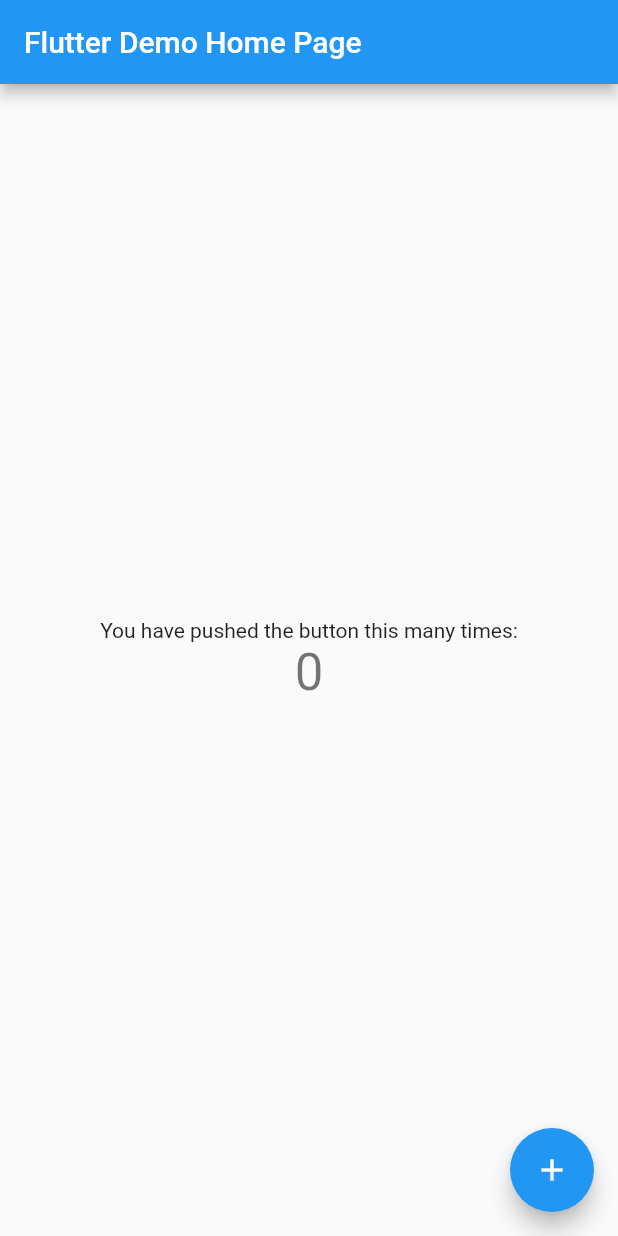
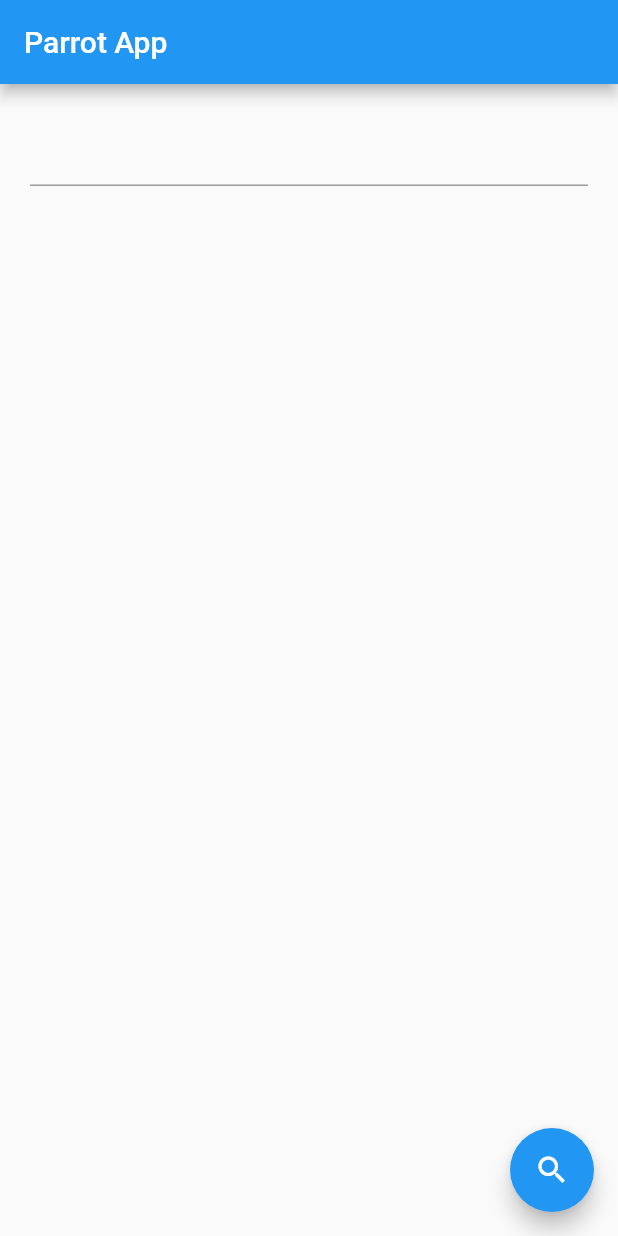
Before and after one commit to dpars34/parrot-app, a Flutter app: the screen it shows after launch, on a phone screen of 412 x 824 dp. Run offline on Flutter 3.47's test engine with Material 2 defaults, Android fonts, the phone set to English and light mode, and no system bars; our stand-ins replace cloud_firestore, firebase_core; accounts and stored records are empty.

Commit message:
added router and other screens

```diff
--- a/lib/main.dart
+++ b/lib/main.dart
@@ -2,6 +2,10 @@ import 'package:cloud_firestore/cloud_firestore.dart';
 import 'package:flutter/material.dart';
 import 'package:firebase_core/firebase_core.dart';
 import 'firebase_options.dart';
+
+import 'package:parrot_app/router/route.dart';
+import 'screens/home/home_screen.dart';
+import 'components/search_item.dart';
 
 void main() async {
   WidgetsFlutterBinding.ensureInitialized();
@@ -17,104 +21,12 @@ class MyApp extends StatelessWidget {
   @override
   Widget build(BuildContext context) {
     return MaterialApp(
-      title: 'Flutter Demo',
+      title: 'Parrot App',
       theme: ThemeData(
-        // This is the theme of your application.
-        //
-        // Try running your application with "flutter run". You'll see the
-        // application has a blue toolbar. Then, without quitting the app, try
-        // changing the primarySwatch below to Colors.green and then invoke
-        // "hot reload" (press "r" in the console where you ran "flutter run",
-        // or simply save your changes to "hot reload" in a Flutter IDE).
-        // Notice that the counter didn't reset back to zero; the application
-        // is not restarted.
         primarySwatch: Colors.blue,
       ),
-      home: const MyHomePage(title: 'Flutter Demo Home Page'),
+      initialRoute: HomeScreen.route,
+      routes: appRouter(),
     );
   }
 }
-
-class MyHomePage extends StatefulWidget {
-  const MyHomePage({super.key, required this.title});
-
-  // This widget is the home page of your application. It is stateful, meaning
-  // that it has a State object (defined below) that contains fields that affect
-  // how it looks.
-
-  // This class is the configuration for the state. It holds the values (in this
-  // case the title) provided by the parent (in this case the App widget) and
-  // used by the build method of the State. Fields in a Widget subclass are
-  // always marked "final".
-
-  final String title;
-
-  @override
-  State<MyHomePage> createState() => _MyHomePageState();
-}
-
-class _MyHomePageState extends State<MyHomePage> {
-  int _counter = 0;
-
-  FirebaseFirestore db = FirebaseFirestore.instance;
-
-  void _incrementCounter() async {
-    await db.collection("test").get().then((event) {
-      for (var doc in event.docs) {
-        print("${doc.id} => ${doc.data()}");
-      }
-    });
-  }
-
-  @override
-  Widget build(BuildContext context) {
-    // This method is rerun every time setState is called, for instance as done
-    // by the _incrementCounter method above.
-    //
-    // The Flutter framework has been optimized to make rerunning build methods
-    // fast, so that you can just rebuild anything that needs updating rather
-    // than having to individually change instances of widgets.
-    return Scaffold(
-      appBar: AppBar(
-        // Here we take the value from the MyHomePage object that was created by
-        // the App.build method, and use it to set our appbar title.
-        title: Text(widget.title),
-      ),
-      body: Center(
-        // Center is a layout widget. It takes a single child and positions it
-        // in the middle of the parent.
-        child: Column(
-          // Column is also a layout widget. It takes a list of children and
-          // arranges them vertically. By default, it sizes itself to fit its
-          // children horizontally, and tries to be as tall as its parent.
-          //
-          // Invoke "debug painting" (press "p" in the console, choose the
-          // "Toggle Debug Paint" action from the Flutter Inspector in Android
-          // Studio, or the "Toggle Debug Paint" command in Visual Studio Code)
-          // to see the wireframe for each widget.
-          //
-          // Column has various properties to control how it sizes itself and
-          // how it positions its children. Here we use mainAxisAlignment to
-          // center the children vertically; the main axis here is the vertical
-          // axis because Columns are vertical (the cross axis would be
-          // horizontal).
-          mainAxisAlignment: MainAxisAlignment.center,
-          children: <Widget>[
-            const Text(
-              'You have pushed the button this many times:',
-            ),
-            Text(
-              '$_counter',
-              style: Theme.of(context).textTheme.headlineMedium,
-            ),
-          ],
-        ),
-      ),
-      floatingActionButton: FloatingActionButton(
-        onPressed: _incrementCounter,
-        tooltip: 'Increment',
-        child: const Icon(Icons.add),
-      ), // This trailing comma makes auto-formatting nicer for build methods.
-    );
-  }
-}
--- /dev/null
+++ b/lib/router/route.dart
@@ -0,0 +1,12 @@
+import 'package:flutter/material.dart';
+
+import 'package:parrot_app/screens/home/home_screen.dart';
+import 'package:parrot_app/screens/detail/detail_screen.dart';
+
+Map<String, WidgetBuilder> appRouter() {
+  return {
+    HomeScreen.route: (context) => const HomeScreen(title: 'ホーム'),
+    DetailScreen.route: (context) => const DetailScreen(title: '詳細画面')
+
+  };
+}
--- /dev/null
+++ b/lib/screens/home/home_screen.dart
@@ -0,0 +1,91 @@
+import 'package:flutter/material.dart';
+
+import 'package:cloud_firestore/cloud_firestore.dart';
+
+import 'package:parrot_app/components/search_item.dart';
+
+class HomeScreen extends StatefulWidget {
+  const HomeScreen({Key? key, required this.title}) : super(key: key);
+
+  final String title;
+  static const String route = '';
+
+  @override
+  State<HomeScreen> createState() => _HomeScreenState();
+}
+
+class _HomeScreenState extends State<HomeScreen> {
+  List items = [];
+  final myController = TextEditingController();
+
+  FirebaseFirestore db = FirebaseFirestore.instance;
+
+  void handleSearch() async {
+    items = [];
+    print(myController.text);
+    if (myController.text == '') {
+      await db.collection("words").get().then((event) {
+        for (var doc in event.docs) {
+          setState(() {
+            items.add({"id": doc.id, "data": doc.data()});
+          });
+        }
+      });
+    } else {
+      await db.collection("words").where("word", isEqualTo: myController.text).get().then((event) {
+        for (var doc in event.docs) {
+          setState(() {
+            items.add({"id": doc.id, "data": doc.data()});
+          });
+        }
+      });
+    }
+  }
+
+  void onResultClick(Map item) {
+    print(item);
+    Navigator.pushNamed(
+        context, '/detail',
+        arguments: {
+          'item': item
+        }
+    );
+  }
+
+  @override
+  void dispose() {
+    myController.dispose();
+    super.dispose();
+  }
+
+  @override
+  Widget build(BuildContext context) {
+    return Scaffold(
+      appBar: AppBar(
+        title: Text('Parrot App'),
+      ),
+      body: Center(
+        child: Column(
+          children: [
+            Padding(
+              padding: const EdgeInsets.all(20.0),
+              child: TextField(controller: myController),
+            ),
+            Padding(
+              padding: const EdgeInsets.all(8.0),
+              child: Column(
+                mainAxisAlignment: MainAxisAlignment.center,
+                children: items.map((item) => SearchItem(item: item, callback: (val) => onResultClick(val),)).toList(),
+              ),
+            ),
+          ],
+        ),
+      ),
+      floatingActionButton: FloatingActionButton(
+        onPressed: handleSearch,
+        tooltip: 'Increment',
+        child: const Icon(Icons.search),
+      ), // This trailing comma makes auto-formatting nicer for build methods.
+    );
+  }
+}
```
Also changed, not shown: lib/components/search_item.dart (added, +34 -0 lines), lib/screens/detail/detail_screen.dart (added, +72 -0 lines).
